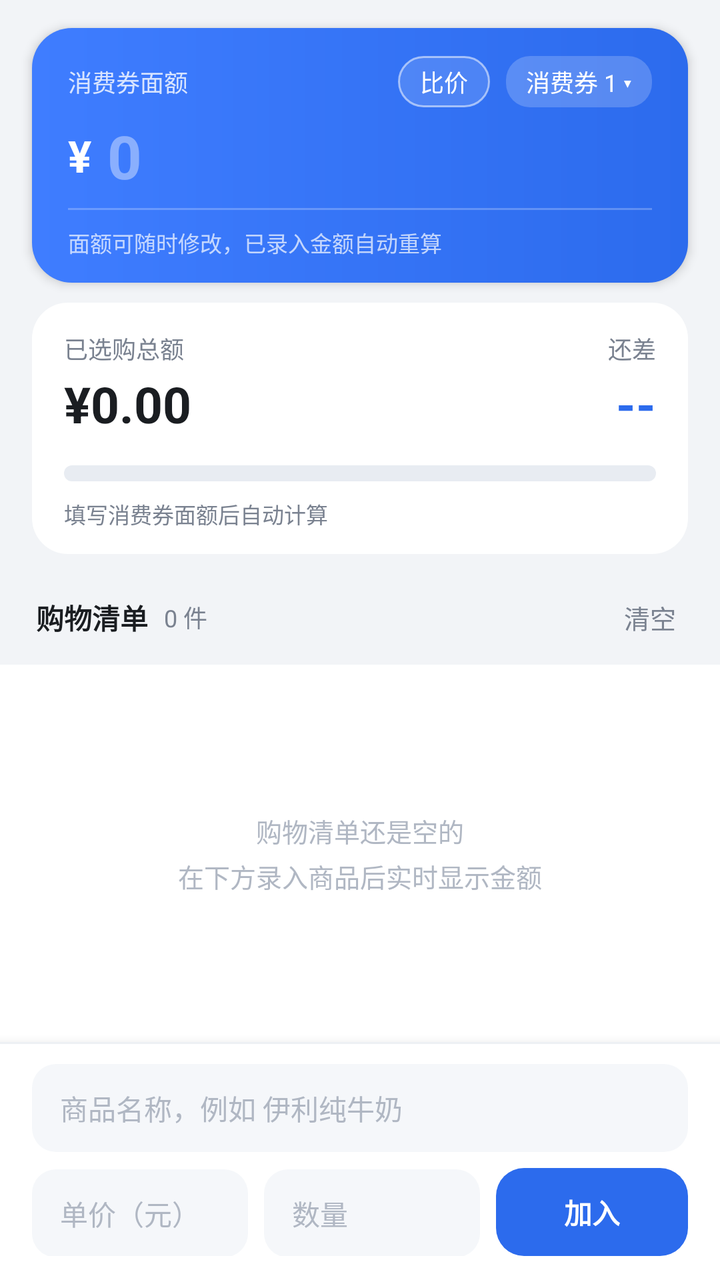
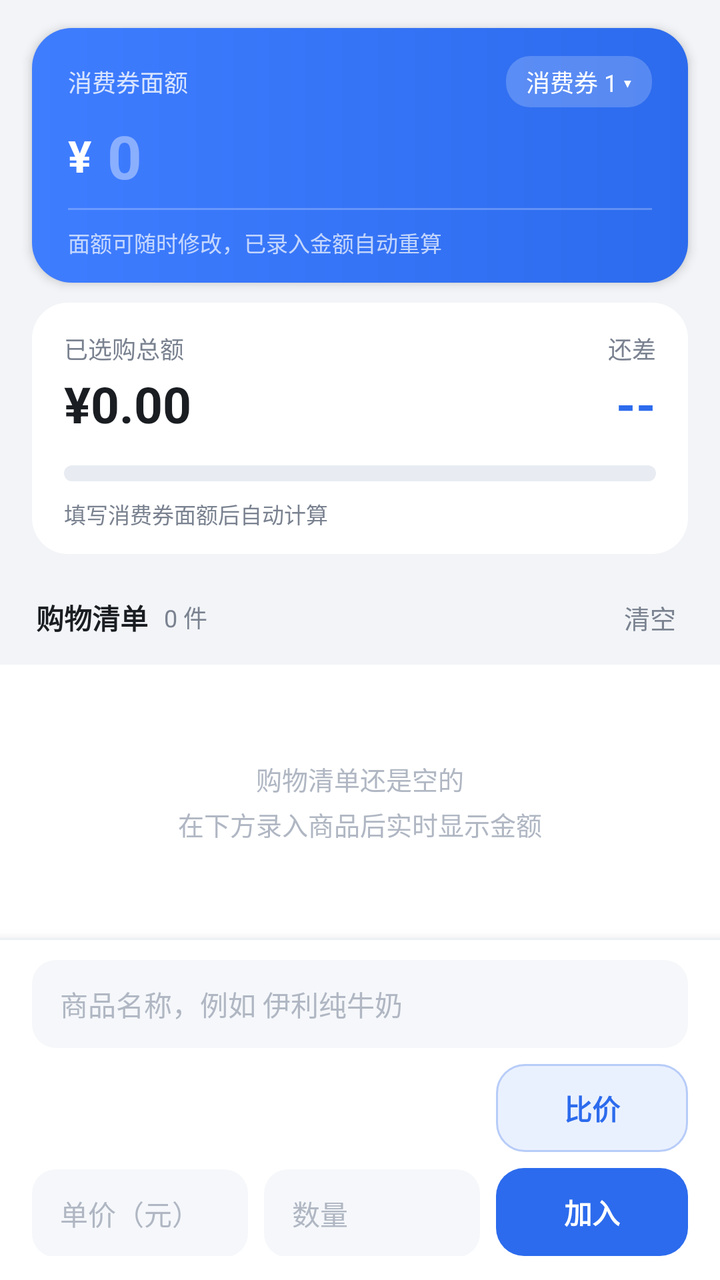

Two renders of the same Android screen: before a commit and after it. Below are the layout's source before the change and the commit's diff.
<!-- AndroidManifest.xml: application theme Theme.CouponCalc -->
<!-- res/layout/activity_main.xml -->
<?xml version="1.0" encoding="utf-8"?>
<LinearLayout xmlns:android="http://schemas.android.com/apk/res/android"
    android:layout_width="match_parent"
    android:layout_height="match_parent"
    android:background="@color/bg"
    android:fitsSystemWindows="true"
    android:orientation="vertical">

    
    <LinearLayout
        android:layout_width="match_parent"
        android:layout_height="wrap_content"
        android:layout_marginStart="16dp"
        android:layout_marginTop="14dp"
        android:layout_marginEnd="16dp"
        android:background="@drawable/bg_coupon_card"
        android:elevation="3dp"
        android:orientation="vertical"
        android:paddingStart="18dp"
        android:paddingTop="14dp"
        android:paddingEnd="18dp"
        android:paddingBottom="12dp">

        <LinearLayout
            android:layout_width="match_parent"
            android:layout_height="wrap_content"
            android:gravity="center_vertical"
            android:orientation="horizontal">

            <TextView
                android:layout_width="0dp"
                android:layout_height="wrap_content"
                android:layout_weight="1"
                android:text="消费券面额"
                android:textColor="#CCFFFFFF"
                android:textSize="12sp" />

            <TextView
                android:id="@+id/btnCompare"
                android:layout_width="wrap_content"
                android:layout_height="wrap_content"
                android:layout_marginEnd="8dp"
                android:background="@drawable/bg_chip_outline"
                android:paddingStart="11dp"
                android:paddingTop="4dp"
                android:paddingEnd="11dp"
                android:paddingBottom="4dp"
                android:text="比价"
                android:textColor="#FFFFFF"
                android:textSize="12sp" />

            <TextView
                android:id="@+id/btnSwitchCoupon"
                android:layout_width="wrap_content"
                android:layout_height="wrap_content"
                android:background="@drawable/bg_chip"
                android:ellipsize="end"
                android:maxWidth="150dp"
                android:paddingStart="10dp"
                android:paddingTop="4dp"
                android:paddingEnd="10dp"
                android:paddingBottom="4dp"
                android:singleLine="true"
                android:text="消费券 1 ▾"
                android:textColor="#FFFFFF"
                android:textSize="12sp" />
        </LinearLayout>

        <LinearLayout
            android:layout_width="match_parent"
            android:layout_height="wrap_content"
            android:layout_marginTop="2dp"
            android:gravity="center_vertical"
            android:orientation="horizontal">

            <TextView
                android:layout_width="wrap_content"
                android:layout_height="wrap_content"
                android:text="¥"
                android:textColor="#FFFFFF"
                android:textSize="22sp"
                android:textStyle="bold" />

            <EditText
                android:id="@+id/etCoupon"
                android:layout_width="0dp"
                android:layout_height="wrap_content"
                android:layout_weight="1"
                android:background="@null"
                android:hint="0"
                android:inputType="numberDecimal"
                android:maxLength="10"
                android:paddingStart="8dp"
                android:paddingTop="2dp"
                android:paddingEnd="0dp"
                android:paddingBottom="2dp"
                android:singleLine="true"
                android:textColor="#FFFFFF"
                android:textColorHint="#66FFFFFF"
                android:textSize="30sp"
                android:textStyle="bold" />
        </LinearLayout>

        <View
            android:layout_width="match_parent"
            android:layout_height="1dp"
            android:layout_marginTop="4dp"
            android:background="#3DFFFFFF" />

        <TextView
            android:layout_width="wrap_content"
            android:layout_height="wrap_content"
            android:layout_marginTop="8dp"
            android:text="面额可随时修改，已录入金额自动重算"
            android:textColor="#B3FFFFFF"
            android:textSize="11sp" />
    </LinearLayout>

    
    <LinearLayout
        android:layout_width="match_parent"
        android:layout_height="wrap_content"
        android:layout_marginStart="16dp"
        android:layout_marginTop="10dp"
        android:layout_marginEnd="16dp"
        android:background="@drawable/bg_card"
        android:orientation="vertical"
        android:paddingStart="16dp"
        android:paddingTop="14dp"
        android:paddingEnd="16dp"
        android:paddingBottom="12dp">

        <LinearLayout
            android:layout_width="match_parent"
            android:layout_height="wrap_content"
            android:orientation="horizontal">

            <LinearLayout
                android:layout_width="0dp"
                android:layout_height="wrap_content"
                android:layout_weight="1"
                android:orientation="vertical">

                <TextView
                    android:layout_width="wrap_content"
                    android:layout_height="wrap_content"
                    android:text="已选购总额"
                    android:textColor="@color/textSecondary"
                    android:textSize="12sp" />

                <TextView
                    android:id="@+id/tvTotal"
                    android:layout_width="wrap_content"
                    android:layout_height="wrap_content"
                    android:layout_marginTop="2dp"
                    android:text="¥0.00"
                    android:textColor="@color/textPrimary"
                    android:textSize="25sp"
                    android:textStyle="bold" />
            </LinearLayout>

            <LinearLayout
                android:layout_width="0dp"
                android:layout_height="wrap_content"
                android:layout_weight="1"
                android:gravity="end"
                android:orientation="vertical">

                <TextView
                    android:id="@+id/tvRemainLabel"
                    android:layout_width="wrap_content"
                    android:layout_height="wrap_content"
                    android:text="还差"
                    android:textColor="@color/textSecondary"
                    android:textSize="12sp" />

                <TextView
                    android:id="@+id/tvRemain"
                    android:layout_width="wrap_content"
                    android:layout_height="wrap_content"
                    android:layout_marginTop="2dp"
                    android:text="--"
                    android:textColor="@color/primary"
                    android:textSize="25sp"
                    android:textStyle="bold" />
            </LinearLayout>
        </LinearLayout>

        <ProgressBar
            android:id="@+id/pb"
            style="?android:attr/progressBarStyleHorizontal"
            android:layout_width="match_parent"
            android:layout_height="8dp"
            android:layout_marginTop="14dp"
            android:max="100"
            android:progress="0"
            android:progressDrawable="@drawable/progress_coupon" />

        <TextView
            android:id="@+id/tvProgress"
            android:layout_width="match_parent"
            android:layout_height="wrap_content"
            android:layout_marginTop="8dp"
            android:text="填写消费券面额后自动计算"
            android:textColor="@color/textSecondary"
            android:textSize="11sp" />

        <TextView
            android:id="@+id/tvSuggest"
            android:layout_width="match_parent"
            android:layout_height="wrap_content"
            android:layout_marginTop="5dp"
            android:lineSpacingExtra="3dp"
            android:textColor="@color/textSecondary"
            android:textSize="11sp"
            android:visibility="gone" />
    </LinearLayout>

    
    <LinearLayout
        android:layout_width="match_parent"
        android:layout_height="wrap_content"
        android:layout_marginTop="12dp"
        android:gravity="center_vertical"
        android:orientation="horizontal"
        android:paddingStart="18dp"
        android:paddingTop="4dp"
        android:paddingEnd="18dp"
        android:paddingBottom="8dp">

        <TextView
            android:layout_width="wrap_content"
            android:layout_height="wrap_content"
            android:text="购物清单"
            android:textColor="@color/textPrimary"
            android:textSize="14sp"
            android:textStyle="bold" />

        <TextView
            android:id="@+id/tvCount"
            android:layout_width="wrap_content"
            android:layout_height="wrap_content"
            android:layout_marginStart="8dp"
            android:text="0 件"
            android:textColor="@color/textSecondary"
            android:textSize="12sp" />

        <View
            android:layout_width="0dp"
            android:layout_height="1dp"
            android:layout_weight="1" />

        <TextView
            android:id="@+id/btnClear"
            android:layout_width="wrap_content"
            android:layout_height="wrap_content"
            android:background="?android:attr/selectableItemBackground"
            android:paddingStart="10dp"
            android:paddingTop="6dp"
            android:paddingEnd="4dp"
            android:paddingBottom="6dp"
            android:text="清空"
            android:textColor="@color/textSecondary"
            android:textSize="13sp" />
    </LinearLayout>

    
    <FrameLayout
        android:layout_width="match_parent"
        android:layout_height="0dp"
        android:layout_weight="1"
        android:background="@color/card">

        <ListView
            android:id="@+id/listView"
            android:layout_width="match_parent"
            android:layout_height="match_parent"
            android:clipToPadding="false"
            android:divider="@null"
            android:dividerHeight="0dp"
            android:paddingBottom="8dp"
            android:scrollbars="none" />

        <TextView
            android:id="@+id/tvEmpty"
            android:layout_width="match_parent"
            android:layout_height="match_parent"
            android:gravity="center"
            android:lineSpacingExtra="4dp"
            android:text="购物清单还是空的\n在下方录入商品后实时显示金额"
            android:textColor="@color/textHint"
            android:textSize="13sp" />
    </FrameLayout>

    
    <LinearLayout
        android:layout_width="match_parent"
        android:layout_height="wrap_content"
        android:background="@color/card"
        android:elevation="8dp"
        android:orientation="vertical">

        <View
            android:layout_width="match_parent"
            android:layout_height="1dp"
            android:background="@color/divider" />

        <LinearLayout
            android:layout_width="match_parent"
            android:layout_height="wrap_content"
            android:orientation="vertical"
            android:paddingStart="16dp"
            android:paddingTop="10dp"
            android:paddingEnd="16dp"
            android:paddingBottom="12dp">

        <AutoCompleteTextView
            android:id="@+id/etName"
            android:layout_width="match_parent"
            android:layout_height="44dp"
            android:background="@drawable/bg_input"
            android:completionThreshold="1"
            android:dropDownHeight="wrap_content"
            android:dropDownVerticalOffset="2dp"
            android:dropDownWidth="match_parent"
            android:hint="商品名称，例如 伊利纯牛奶"
            android:inputType="text"
            android:maxLines="1"
            android:paddingStart="14dp"
            android:paddingEnd="14dp"
            android:singleLine="true"
            android:textColor="@color/textPrimary"
            android:textColorHint="@color/textHint"
            android:textSize="14sp" />

        <LinearLayout
            android:layout_width="match_parent"
            android:layout_height="wrap_content"
            android:layout_marginTop="8dp"
            android:orientation="horizontal">

            <EditText
                android:id="@+id/etPrice"
                android:layout_width="0dp"
                android:layout_height="44dp"
                android:layout_weight="1"
                android:background="@drawable/bg_input"
                android:hint="单价（元）"
                android:inputType="numberDecimal"
                android:maxLength="9"
                android:maxLines="1"
                android:paddingStart="14dp"
                android:paddingEnd="14dp"
                android:singleLine="true"
                android:textColor="@color/textPrimary"
                android:textColorHint="@color/textHint"
                android:textSize="14sp" />

            <EditText
                android:id="@+id/etQty"
                android:layout_width="0dp"
                android:layout_height="44dp"
                android:layout_marginStart="8dp"
                android:layout_weight="1"
                android:background="@drawable/bg_input"
                android:hint="数量"
                android:inputType="numberDecimal"
                android:maxLength="7"
                android:maxLines="1"
                android:paddingStart="14dp"
                android:paddingEnd="14dp"
                android:singleLine="true"
                android:textColor="@color/textPrimary"
                android:textColorHint="@color/textHint"
                android:textSize="14sp" />

            <Button
                android:id="@+id/btnAdd"
                android:layout_width="wrap_content"
                android:layout_height="44dp"
                android:layout_marginStart="8dp"
                android:background="@drawable/bg_btn_primary"
                android:minWidth="96dp"
                android:paddingStart="16dp"
                android:paddingEnd="16dp"
                android:stateListAnimator="@null"
                android:text="加入"
                android:textAllCaps="false"
                android:textColor="#FFFFFF"
                android:textSize="14sp"
                android:textStyle="bold" />
        </LinearLayout>
        </LinearLayout>
    </LinearLayout>
</LinearLayout>
<!-- resources referenced by this layout -->
<resources>
  <color name="bg">#F2F4F7</color>
  <color name="card">#FFFFFF</color>
  <color name="divider">#EDF0F4</color>
  <color name="primary">#2C6BED</color>
  <color name="textHint">#B0B7C3</color>
  <color name="textPrimary">#1A1D21</color>
  <color name="textSecondary">#7A8290</color>
  <!-- drawable bg_btn_primary (drawable) -->
  <?xml version="1.0" encoding="utf-8"?>
  <selector xmlns:android="http://schemas.android.com/apk/res/android">
      <item android:state_pressed="true">
          <shape android:shape="rectangle">
              <corners android:radius="14dp" />
              <solid android:color="@color/primaryDark" />
          </shape>
      </item>
      <item>
          <shape android:shape="rectangle">
              <corners android:radius="14dp" />
              <solid android:color="@color/primary" />
          </shape>
      </item>
  </selector>
  <!-- drawable bg_card (drawable) -->
  <?xml version="1.0" encoding="utf-8"?>
  <shape xmlns:android="http://schemas.android.com/apk/res/android" android:shape="rectangle">
      <corners android:radius="18dp" />
      <solid android:color="@color/card" />
  </shape>
  <!-- drawable bg_chip (drawable) -->
  <?xml version="1.0" encoding="utf-8"?>
  <shape xmlns:android="http://schemas.android.com/apk/res/android" android:shape="rectangle">
      <corners android:radius="12dp" />
      <solid android:color="#33FFFFFF" />
  </shape>
  <!-- drawable bg_chip_outline (drawable) -->
  <?xml version="1.0" encoding="utf-8"?>
  <shape xmlns:android="http://schemas.android.com/apk/res/android" android:shape="rectangle">
      <corners android:radius="14dp" />
      <solid android:color="#22FFFFFF" />
      <stroke android:width="1dp" android:color="#88FFFFFF" />
  </shape>
  <!-- drawable bg_coupon_card (drawable) -->
  <?xml version="1.0" encoding="utf-8"?>
  <shape xmlns:android="http://schemas.android.com/apk/res/android" android:shape="rectangle">
      <corners android:radius="20dp" />
      <gradient
          android:angle="0"
          android:endColor="#2C6BED"
          android:startColor="#3F7DFF" />
  </shape>
  <!-- drawable bg_input (drawable) -->
  <?xml version="1.0" encoding="utf-8"?>
  <shape xmlns:android="http://schemas.android.com/apk/res/android" android:shape="rectangle">
      <corners android:radius="12dp" />
      <solid android:color="@color/inputBg" />
  </shape>
  <style name="Theme.CouponCalc" parent="@android:style/Theme.Material.Light.NoActionBar">
          <item name="android:colorPrimary">@color/primary</item>
          <item name="android:colorPrimaryDark">@color/primaryDark</item>
          <item name="android:colorAccent">@color/primary</item>
          <item name="android:windowBackground">@color/bg</item>
          <item name="android:statusBarColor">@color/bg</item>
          <item name="android:navigationBarColor">@color/bg</item>
      </style>
  <color name="primaryDark">#1F55C4</color>
  <color name="inputBg">#F5F7FA</color>
  <!-- unchanged entries left out for length: 1 -->
</resources>

<!-- the commit's change to res/layout/activity_main.xml (unified diff, before → after) -->
@@ -33,20 +33,6 @@
                 android:layout_weight="1"
                 android:text="消费券面额"
                 android:textColor="#CCFFFFFF"
-                android:textSize="12sp" />
-
-            <TextView
-                android:id="@+id/btnCompare"
-                android:layout_width="wrap_content"
-                android:layout_height="wrap_content"
-                android:layout_marginEnd="8dp"
-                android:background="@drawable/bg_chip_outline"
-                android:paddingStart="11dp"
-                android:paddingTop="4dp"
-                android:paddingEnd="11dp"
-                android:paddingBottom="4dp"
-                android:text="比价"
-                android:textColor="#FFFFFF"
                 android:textSize="12sp" />
 
             <TextView
@@ -333,6 +319,24 @@
             android:textColorHint="@color/textHint"
             android:textSize="14sp" />
 
+        
+        <Button
+            android:id="@+id/btnCompare"
+            android:layout_width="wrap_content"
+            android:layout_height="44dp"
+            android:layout_gravity="end"
+            android:layout_marginTop="8dp"
+            android:background="@drawable/bg_btn_secondary"
+            android:minWidth="96dp"
+            android:paddingStart="16dp"
+            android:paddingEnd="16dp"
+            android:stateListAnimator="@null"
+            android:text="比价"
+            android:textAllCaps="false"
+            android:textColor="@color/primary"
+            android:textSize="14sp"
+            android:textStyle="bold" />
+
         <LinearLayout
             android:layout_width="match_parent"
             android:layout_height="wrap_content"
<!-- resource entries referenced after the edit -->
@@ -23,6 +23,28 @@
           </shape>
       </item>
   </selector>
+  <!-- drawable bg_btn_secondary (drawable) -->
+  <?xml version="1.0" encoding="utf-8"?>
+  <selector xmlns:android="http://schemas.android.com/apk/res/android">
+      <item android:state_pressed="true">
+          <shape android:shape="rectangle">
+              <corners android:radius="14dp" />
+              <solid android:color="@color/secondaryPressedBg" />
+              <stroke
+                  android:width="1dp"
+                  android:color="@color/primary" />
+          </shape>
+      </item>
+      <item>
+          <shape android:shape="rectangle">
+              <corners android:radius="14dp" />
+              <solid android:color="@color/secondaryBg" />
+              <stroke
+                  android:width="1dp"
+                  android:color="@color/secondaryStroke" />
+          </shape>
+      </item>
+  </selector>
   <!-- drawable bg_card (drawable) -->
   <?xml version="1.0" encoding="utf-8"?>
   <shape xmlns:android="http://schemas.android.com/apk/res/android" android:shape="rectangle">
@@ -34,13 +56,6 @@
   <shape xmlns:android="http://schemas.android.com/apk/res/android" android:shape="rectangle">
       <corners android:radius="12dp" />
       <solid android:color="#33FFFFFF" />
-  </shape>
-  <!-- drawable bg_chip_outline (drawable) -->
-  <?xml version="1.0" encoding="utf-8"?>
-  <shape xmlns:android="http://schemas.android.com/apk/res/android" android:shape="rectangle">
-      <corners android:radius="14dp" />
-      <solid android:color="#22FFFFFF" />
-      <stroke android:width="1dp" android:color="#88FFFFFF" />
   </shape>
   <!-- drawable bg_coupon_card (drawable) -->
   <?xml version="1.0" encoding="utf-8"?>
@@ -66,6 +81,9 @@
           <item name="android:navigationBarColor">@color/bg</item>
       </style>
   <color name="primaryDark">#1F55C4</color>
+  <color name="secondaryPressedBg">#D7E4FC</color>
+  <color name="secondaryBg">#EAF1FE</color>
+  <color name="secondaryStroke">#B7CCF8</color>
   <color name="inputBg">#F5F7FA</color>
   <!-- unchanged entries left out for length: 1 -->
 </resources>
